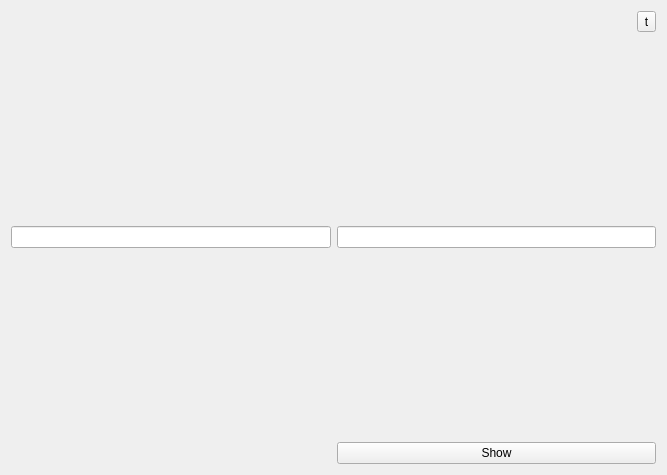
The window that windowpopup.ui (draco-sam/myDictionary) describes before a commit, drawn with Qt 5.
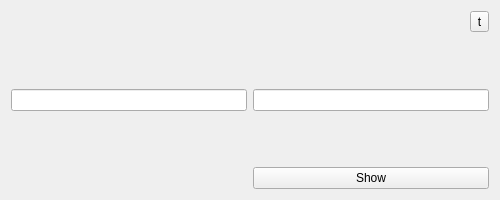
The same window after the commit. Icons and pictures are not drawn.

Commit message:
- New ui to show a pop up window with English and French word.
- window pop up show after 2s.
- popup moved on bottom right corner.

The edit to the form file:
```diff
--- a/windowpopup.ui
+++ b/windowpopup.ui
@@ -6,10 +6,22 @@
    <rect>
     <x>0</x>
     <y>0</y>
-    <width>667</width>
-    <height>475</height>
+    <width>500</width>
+    <height>200</height>
    </rect>
   </property>
+  <property name="minimumSize">
+   <size>
+    <width>350</width>
+    <height>200</height>
+   </size>
+  </property>
+  <property name="maximumSize">
+   <size>
+    <width>500</width>
+    <height>200</height>
+   </size>
+  </property>
   <property name="windowTitle">
    <string>Form</string>
   </property>
@@ -20,7 +32,7 @@
       <widget class="QLineEdit" name="line_english">
        <property name="minimumSize">
         <size>
-         <width>200</width>
+         <width>100</width>
          <height>0</height>
         </size>
        </property>
@@ -30,7 +42,7 @@
       <widget class="QLineEdit" name="line_french">
        <property name="minimumSize">
         <size>
-         <width>200</width>
+         <width>100</width>
          <height>0</height>
         </size>
        </property>
```
The commit also changes 4 other files.
